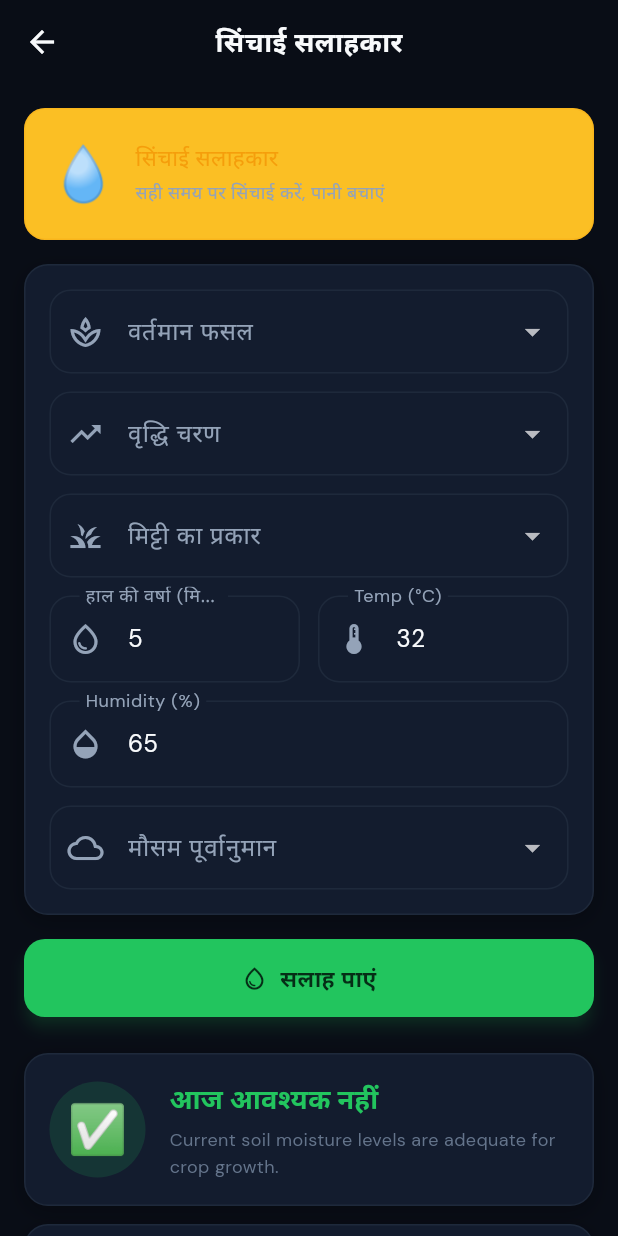
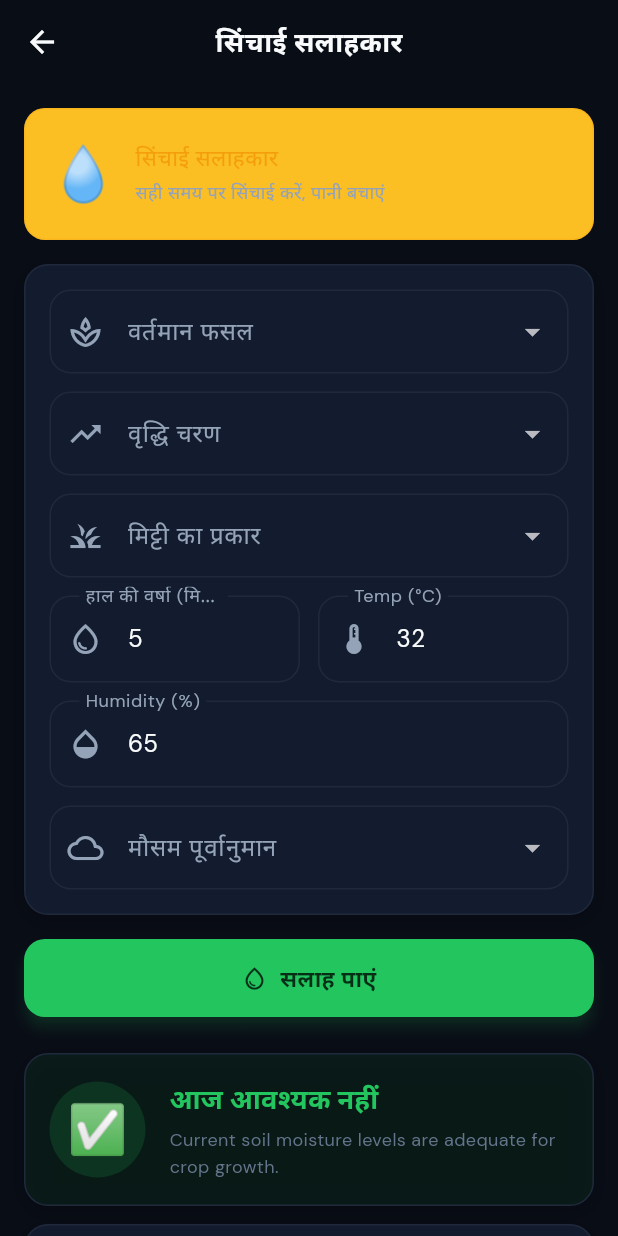
Before and after one commit to yusufzaidan72-crypto/KisanMitra, a Flutter app: the IrrigationScreen screen opened by its route, after a tap on "सलाह पाएं", on a phone screen of 412 x 824 dp. Run offline on Flutter 3.47's test engine with Material 3 defaults, Android fonts, the phone set to English and light mode, and no system bars; our stand-ins replace cloud_firestore, firebase_auth, firebase_core, flutter_animate, flutter_dotenv, geolocator and 3 more; accounts and stored records are empty.

Commit message:
fix: added AppCard backgroundColor alias and fixed AppButton mainAxisAlignment

```diff
--- a/lib/widgets/app_button.dart
+++ b/lib/widgets/app_button.dart
@@ -45,7 +45,7 @@ class AppButton extends StatelessWidget {
           )
         : Row(
             mainAxisSize: MainAxisSize.min,
-            mainAlignment: MainAxisAlignment.center,
+            mainAxisAlignment: MainAxisAlignment.center,
             children: [
               if (icon != null) ...[
                 Icon(icon, size: 18, color: effectiveFg),
--- a/lib/widgets/app_card.dart
+++ b/lib/widgets/app_card.dart
@@ -7,6 +7,7 @@ class AppCard extends StatelessWidget {
   final EdgeInsetsGeometry? margin;
   final LinearGradient? gradient;
   final Color? color;
+  final Color? backgroundColor;
   final VoidCallback? onTap;
   final double borderRadius;
   final Border? border;
@@ -18,6 +19,7 @@ class AppCard extends StatelessWidget {
     this.margin,
     this.gradient,
     this.color,
+    this.backgroundColor,
     this.onTap,
     this.borderRadius = 16,
     this.border,
@@ -25,12 +27,14 @@ class AppCard extends StatelessWidget {
 
   @override
   Widget build(BuildContext context) {
+    final effectiveColor = color ?? backgroundColor ?? AppColors.cardBg;
+
     Widget card = AnimatedContainer(
       duration: const Duration(milliseconds: 200),
       margin: margin,
       padding: padding,
       decoration: BoxDecoration(
-        color: gradient == null ? (color ?? AppColors.cardBg) : null,
+        color: gradient == null ? effectiveColor : null,
         gradient: gradient,
         borderRadius: BorderRadius.circular(borderRadius),
         border: border ?? Border.all(color: AppColors.border, width: 1),
```
